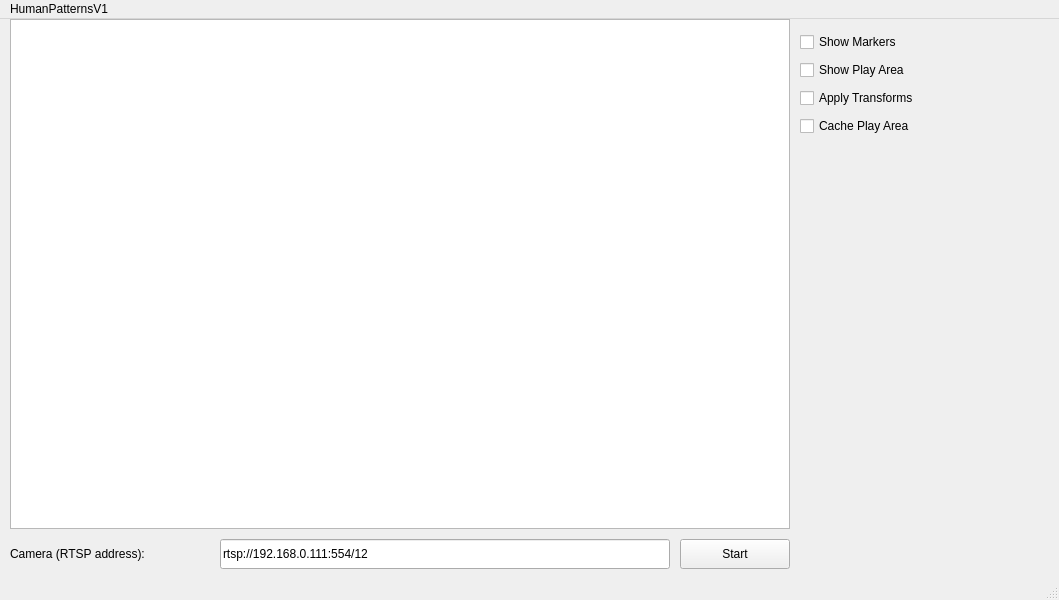
First picture: the form in humanpatterns.ui, repository ajhalme/human-patterns, before the edit.
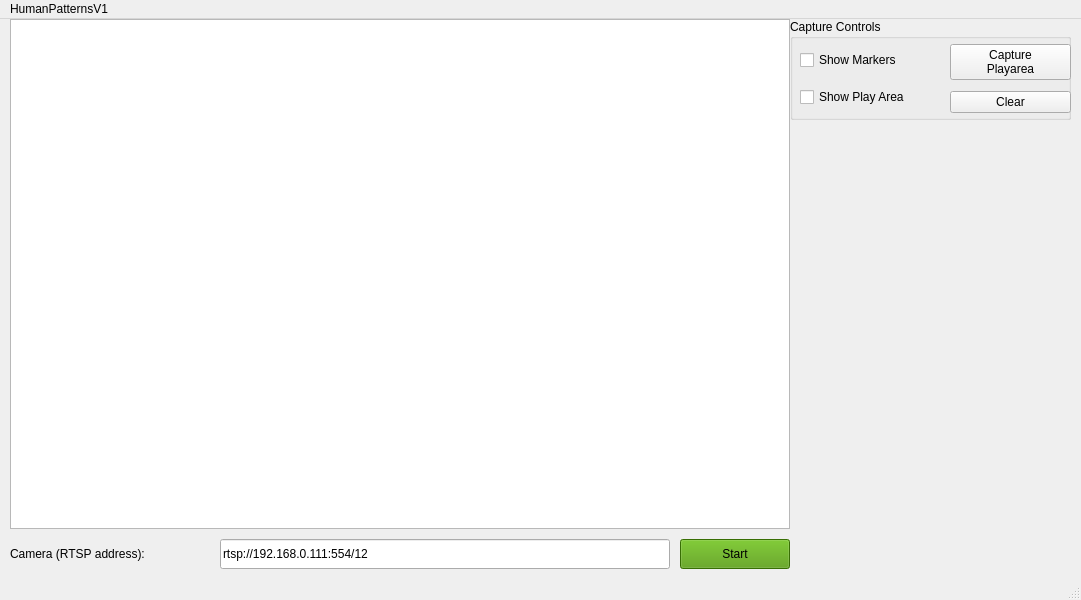
Second picture: the form after the edit.

```diff
--- a/humanpatterns.ui
+++ b/humanpatterns.ui
@@ -6,7 +6,7 @@
    <rect>
     <x>0</x>
     <y>0</y>
-    <width>1059</width>
+    <width>1081</width>
     <height>600</height>
    </rect>
   </property>
@@ -46,6 +46,10 @@
       <height>30</height>
      </rect>
     </property>
+    <property name="styleSheet">
+     <string notr="true">background: rgb(78, 154, 6);
+</string>
+    </property>
     <property name="text">
      <string>Start</string>
     </property>
@@ -63,16 +67,28 @@
      <string>Camera (RTSP address):</string>
     </property>
    </widget>
+   <widget class="QGroupBox" name="captureGroup">
+    <property name="geometry">
+     <rect>
+      <x>790</x>
+      <y>0</y>
+      <width>281</width>
+      <height>101</height>
+     </rect>
+    </property>
+    <property name="title">
+     <string>Capture Controls</string>
+    </property>
    <widget class="QWidget" name="layoutWidget">
     <property name="geometry">
      <rect>
-      <x>800</x>
-      <y>11</y>
+       <x>10</x>
+       <y>20</y>
       <width>147</width>
-      <height>112</height>
-     </rect>
-    </property>
-    <layout class="QVBoxLayout" name="verticalLayout">
+       <height>81</height>
+      </rect>
+     </property>
+     <layout class="QVBoxLayout" name="captureTogglesLayout">
      <item>
       <widget class="QCheckBox" name="showMarkersCheckBox">
        <property name="text">
@@ -87,21 +103,41 @@
        </property>
       </widget>
      </item>
+     </layout>
+    </widget>
+    <widget class="QWidget" name="layoutWidget">
+     <property name="geometry">
+      <rect>
+       <x>160</x>
+       <y>20</y>
+       <width>121</width>
+       <height>81</height>
+      </rect>
+     </property>
+     <layout class="QVBoxLayout" name="captureButtonsLayout">
      <item>
-      <widget class="QCheckBox" name="applyTransformsCheckBox">
+       <widget class="QPushButton" name="captureButton">
+        <property name="sizePolicy">
+         <sizepolicy hsizetype="Minimum" vsizetype="Maximum">
+          <horstretch>0</horstretch>
+          <verstretch>0</verstretch>
+         </sizepolicy>
+        </property>
        <property name="text">
-        <string>Apply Transforms</string>
+         <string>Capture
+Playarea</string>
        </property>
       </widget>
      </item>
      <item>
-      <widget class="QCheckBox" name="cachePlayArea">
+       <widget class="QPushButton" name="clearButton">
        <property name="text">
-        <string>Cache Play Area</string>
+         <string>Clear</string>
        </property>
       </widget>
      </item>
     </layout>
+    </widget>
    </widget>
   </widget>
   <widget class="QMenuBar" name="menubar">
@@ -109,7 +145,7 @@
     <rect>
      <x>0</x>
      <y>0</y>
-     <width>1059</width>
+     <width>1081</width>
      <height>22</height>
     </rect>
    </property>
```
Left out of the diff: 2 changed lines with no effect on the pictures. Lines whose indentation alone changed are shown as unchanged.
